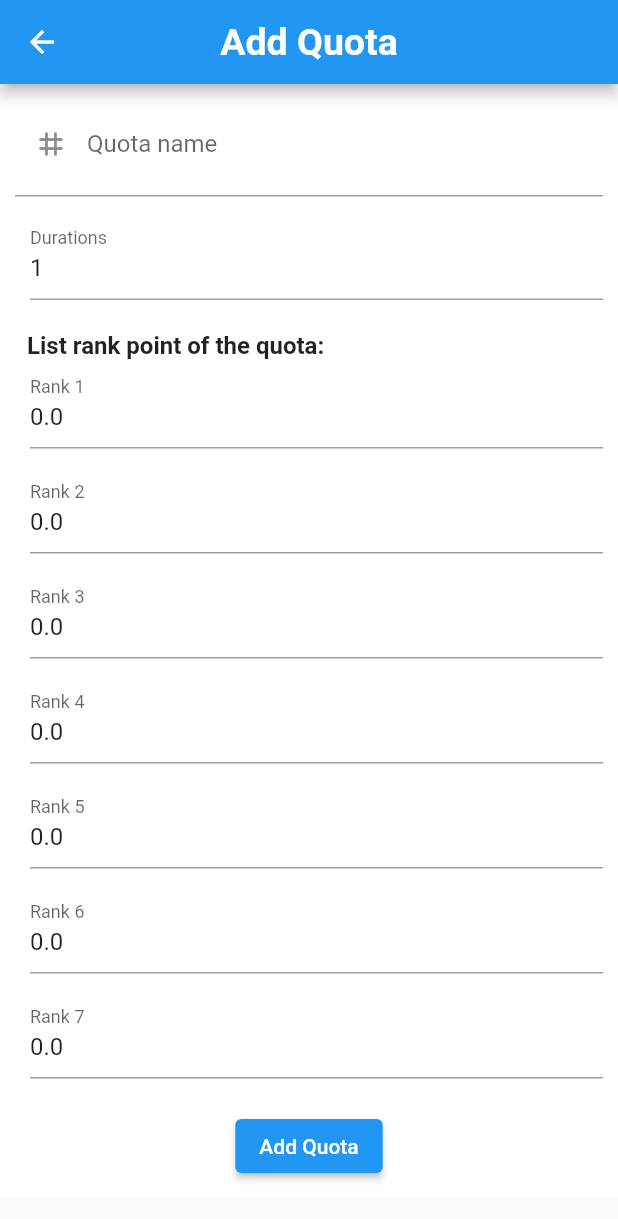
After one commit to BuiThienNhan-nb/flutter-staff-management, a Flutter app: the AddQuotaScreen screen opened directly, after a tap on "Add Quota", on a phone screen of 412 x 824 dp. The commit adds this screen. Shown: the top 1219 px of the screen. Run offline on Flutter 3.47's test engine with Material 2 defaults, Android fonts, the phone set to English and light mode, and no system bars; our stand-ins replace cloud_firestore, email_validator, firebase_auth, firebase_core, flutter_spinkit, get and 5 more; accounts and stored records are empty.

Commit message:
add: add quota to backend

```diff
--- /dev/null
+++ b/lib/screens/dashboard/addQuota/addQuota.dart
@@ -0,0 +1,164 @@
+import 'package:flutter/material.dart';
+import 'package:flutter/services.dart';
+import 'package:get/get.dart';
+import 'package:google_fonts/google_fonts.dart';
+import 'package:staff_management/const_value/controller.dart';
+import 'package:staff_management/models/quota.dart';
+import 'package:staff_management/services/quotaRepo.dart';
+import 'package:staff_management/utils/textField/textField.dart';
+import 'package:staff_management/utils/textField/textNumField.dart';
+
+class AddQuotaScreen extends StatefulWidget {
+  const AddQuotaScreen({Key? key}) : super(key: key);
+
+  @override
+  _AddQuotaScreenState createState() => _AddQuotaScreenState();
+}
+
+class _AddQuotaScreenState extends State<AddQuotaScreen> {
+  final GlobalKey<FormState> _formKey = GlobalKey<FormState>();
+  final TextEditingController _nameController = TextEditingController(text: "");
+  final TextEditingController _durationController =
+      TextEditingController(text: "1");
+  final List<TextEditingController> _ranksController = [];
+
+  @override
+  void initState() {
+    for (int i = 0; i < 7; i++) {
+      _ranksController.add(TextEditingController(text: "0.0"));
+    }
+    super.initState();
+  }
+
+  @override
+  void dispose() {
+    _nameController.dispose();
+    _durationController.dispose();
+    _ranksController.forEach((element) => element.dispose());
+    super.dispose();
+  }
+
+  @override
+  Widget build(BuildContext context) {
+    return Scaffold(
+      appBar: AppBar(
+        centerTitle: true,
+        title: Text(
+          "Add Quota",
+          style: GoogleFonts.varelaRound(
+            fontSize: 25,
+            fontWeight: FontWeight.bold,
+          ),
+        ),
+      ),
+      body: Container(
+        color: Colors.white,
+        child: SingleChildScrollView(
+          padding: const EdgeInsets.fromLTRB(10, 5, 10, 10),
+          child: Column(
+            crossAxisAlignment: CrossAxisAlignment.start,
+            mainAxisAlignment: MainAxisAlignment.center,
+            children: [
+              Form(
+                key: _formKey,
+                child: Column(
+                  crossAxisAlignment: CrossAxisAlignment.start,
+                  mainAxisAlignment: MainAxisAlignment.start,
+                  children: [
+                    TextFieldWidget(
+                      controller: _nameController,
+                      icon: Icons.tag_rounded,
+                      hintText: "Quota name",
+                      onEdit: true,
+                      textInputFormatter:
+                          FilteringTextInputFormatter.singleLineFormatter,
+                      callback: (String _newValue) {},
+                    ),
+                    SizedBox(height: 10),
+                    TextNumFieldWidget(
+                      controller: _durationController,
+                      hintText: "Durations",
+                      callback: (String _newValue) {},
+                    ),
+                    SizedBox(height: 10),
+                    Padding(
+                      padding: const EdgeInsets.only(left: 8.0),
+                      child: Text(
+                        "List rank point of the quota:",
+                        style: TextStyle(
+                          fontSize: 16,
+                          fontWeight: FontWeight.bold,
+                        ),
+                      ),
+                    ),
+                    Container(
+                      height: 500,
+                      child: ListView.builder(
+                        physics: NeverScrollableScrollPhysics(),
+                        itemCount: _ranksController.length,
+                        itemBuilder: (context, index) => TextNumFieldWidget(
+                            controller: _ranksController[index],
+                            hintText: "Rank ${index + 1}",
+                            callback: (String _newValue) {}),
+                      ),
+                    ),
+                  ],
+                ),
+              ),
+              Container(
+                alignment: Alignment.center,
+                child: ElevatedButton(
+                  onPressed: () async => addQuota().then(
+                    (value) => showSnackBar(context, value),
+                  ),
+                  child: Text("Add Quota"),
+                ),
+              )
+            ],
+          ),
+        ),
+      ),
+    );
+  }
+
+  Future<bool> addQuota() async {
+    if (quotaController.listQuotaName.contains(_nameController.text) ||
+        !_formKey.currentState!.validate()) {
+      return false;
+    } else {
+      List<double> ranks = [];
+      _ranksController
+          .forEach((element) => ranks.add(double.parse(element.text)));
+      Quota quota = Quota(
+          uid: "uid",
+          duration: int.parse(_durationController.text),
+          name: _nameController.text,
+          ranks: ranks);
+      await QuotaRepo().addQuota(quota);
+      return true;
+    }
+  }
+
+  void showSnackBar(BuildContext context, bool flag) {
+    if (flag) {
+      Get.back();
+      final snackBar = SnackBar(
+        duration: Duration(milliseconds: 500),
+        content: Text(
+          "Add quota successful",
+          style: TextStyle(fontWeight: FontWeight.w600, fontSize: 15),
+        ),
+      );
+      ScaffoldMessenger.of(context).showSnackBar(snackBar);
+    } else {
+      final snackBar = SnackBar(
+        duration: Duration(milliseconds: 500),
+        content: Text(
+          "Some fields are invalid or This quota already provided",
+          style: TextStyle(fontWeight: FontWeight.w600, fontSize: 15),
+        ),
+      );
+      ScaffoldMessenger.of(context).showSnackBar(snackBar);
+    }
+  }
+}
--- a/lib/screens/dashboard/retirementScreen/retirementEmployee.dart
+++ b/lib/screens/dashboard/retirementScreen/retirementEmployee.dart
@@ -82,8 +82,7 @@ class _RetirementEmployeeState extends State<RetirementEmployee> {
   @override
   Widget build(BuildContext context) {
     // Build UI
-    return SafeArea(
-      child: Scaffold(
+    return Scaffold(
       appBar: AppBar(title: Text('Retirement Employee'), centerTitle: true),
       body: Column(
         children: [
@@ -193,7 +192,6 @@ class _RetirementEmployeeState extends State<RetirementEmployee> {
           ),
         ],
       ),
-      ),
     );
   }
 }
--- a/lib/services/quotaRepo.dart
+++ b/lib/services/quotaRepo.dart
@@ -28,4 +28,11 @@ class QuotaRepo {
       return _quota;
     });
   }
+
+  Future<void> addQuota(Quota quota) async {
+    await _db
+        .collection("quotas")
+        .add(quota.toMap())
+        .then((value) => quota.uid = value.id);
+  }
 }
```
Also changed, not shown: lib/screens/dashboard/addAddition/addAddition.dart (+0 -35 lines), lib/screens/dashboard/home.dart (+5 -4 lines), lib/utils/textField/textNumField.dart (+13 -2 lines). Lines whose indentation alone changed are shown as unchanged.
